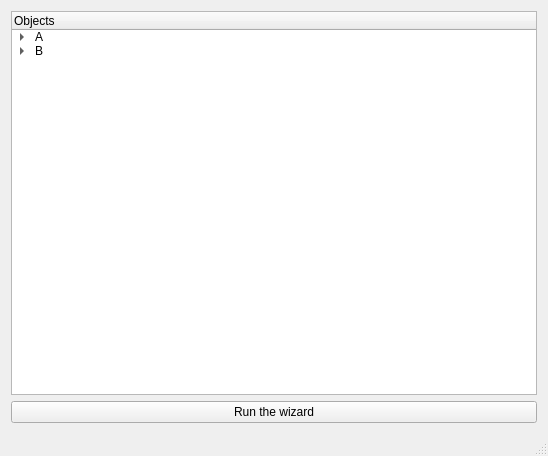
This is gui/MainWindow.ui in RhobanProject/MetabotStudio as Qt 5 draws it before an edit. The edited form follows.
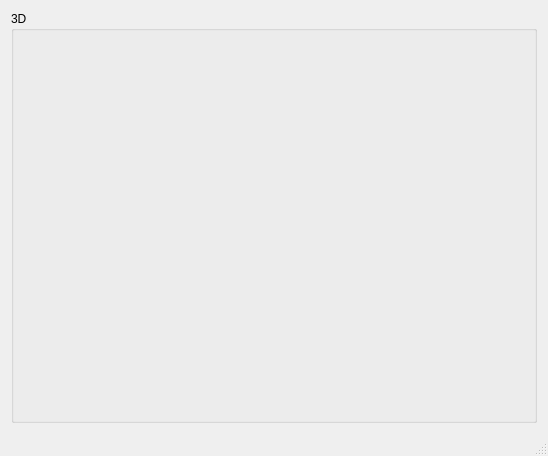
This is the edited form.

```diff
--- a/gui/MainWindow.ui
+++ b/gui/MainWindow.ui
@@ -16,55 +16,35 @@
   <widget class="QWidget" name="main">
    <layout class="QVBoxLayout" name="verticalLayout">
     <item>
-     <widget class="QTreeWidget" name="treeWidget">
-      <column>
-       <property name="text">
-        <string>Objects</string>
-       </property>
-      </column>
+     <layout class="QHBoxLayout" name="horizontalLayout">
       <item>
-       <property name="text">
-        <string>A</string>
-       </property>
-       <item>
-        <property name="text">
-         <string>A</string>
+       <widget class="QGroupBox" name="groupBox">
+        <property name="title">
+         <string>3D</string>
         </property>
-       </item>
-       <item>
-        <property name="text">
-         <string>&lt;b&gt;x&lt;/b&gt;</string>
-        </property>
-       </item>
-       <item>
-        <property name="text">
-         <string>C</string>
-        </property>
-       </item>
-      </item>
-      <item>
-       <property name="text">
-        <string>B</string>
-       </property>
-       <item>
-        <property name="text">
-         <string>X</string>
-        </property>
-        <item>
-         <property name="text">
-          <string>Y</string>
+        <layout class="QHBoxLayout" name="horizontalLayout_2">
+         <property name="spacing">
+          <number>1</number>
          </property>
-        </item>
-       </item>
+         <property name="leftMargin">
+          <number>1</number>
+         </property>
+         <property name="topMargin">
+          <number>5</number>
+         </property>
+         <property name="rightMargin">
+          <number>1</number>
+         </property>
+         <property name="bottomMargin">
+          <number>1</number>
+         </property>
+         <item>
+          <layout class="QVBoxLayout" name="viewer"/>
+         </item>
+        </layout>
+       </widget>
       </item>
-     </widget>
-    </item>
-    <item>
-     <widget class="QPushButton" name="wizard">
-      <property name="text">
-       <string>Run the wizard</string>
-      </property>
-     </widget>
+     </layout>
     </item>
    </layout>
   </widget>
```
